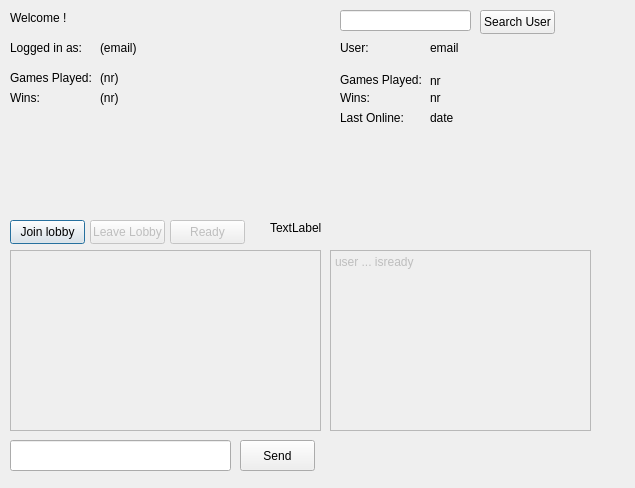
Old version of the form Triviador/TriviadorGUI/Triviador.ui in the repository stefandananau/Triviador.
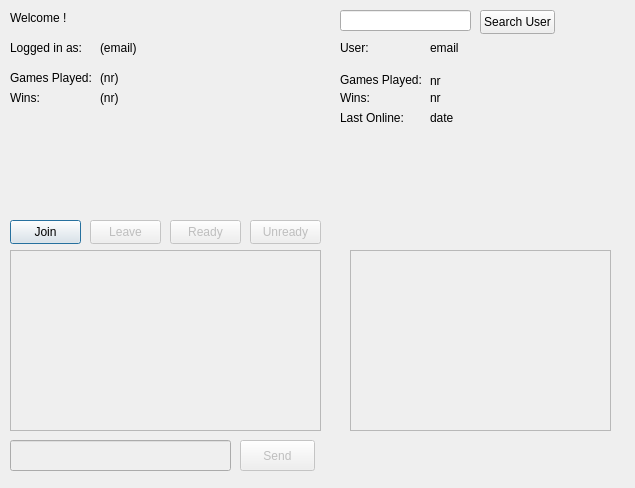
New version of the form.

Commit message: New lobby logic

The edit to the form file:
```diff
--- a/Triviador/TriviadorGUI/Triviador.ui
+++ b/Triviador/TriviadorGUI/Triviador.ui
@@ -18,12 +18,12 @@
     <rect>
      <x>10</x>
      <y>220</y>
-     <width>75</width>
+     <width>71</width>
      <height>24</height>
     </rect>
    </property>
    <property name="text">
-    <string>Join lobby</string>
+    <string>Join</string>
    </property>
   </widget>
   <widget class="QPushButton" name="readyButton">
@@ -34,7 +34,7 @@
     <rect>
      <x>170</x>
      <y>220</y>
-     <width>75</width>
+     <width>71</width>
      <height>24</height>
     </rect>
    </property>
@@ -255,12 +255,12 @@
     <rect>
      <x>90</x>
      <y>220</y>
-     <width>75</width>
+     <width>71</width>
      <height>24</height>
     </rect>
    </property>
    <property name="text">
-    <string>Leave Lobby</string>
+    <string>Leave</string>
    </property>
   </widget>
   <widget class="QTextEdit" name="textEdit">
@@ -287,6 +287,9 @@
    </property>
   </widget>
   <widget class="QLineEdit" name="lineEdit_2">
+   <property name="enabled">
+    <bool>false</bool>
+   </property>
    <property name="geometry">
     <rect>
      <x>10</x>
@@ -297,6 +300,9 @@
    </property>
   </widget>
   <widget class="QPushButton" name="pushButton_4">
+   <property name="enabled">
+    <bool>false</bool>
+   </property>
    <property name="geometry">
     <rect>
      <x>240</x>
@@ -309,13 +315,13 @@
     <string>Send</string>
    </property>
   </widget>
-  <widget class="QTextEdit" name="textEdit_2">
+  <widget class="QTextEdit" name="userLobbyText">
    <property name="enabled">
     <bool>false</bool>
    </property>
    <property name="geometry">
     <rect>
-     <x>330</x>
+     <x>350</x>
      <y>250</y>
      <width>261</width>
      <height>181</height>
@@ -329,20 +335,20 @@
 li.unchecked::marker { content: &quot;\2610&quot;; }
 li.checked::marker { content: &quot;\2612&quot;; }
 &lt;/style&gt;&lt;/head&gt;&lt;body style=&quot; font-family:'Segoe UI'; font-size:9pt; font-weight:400; font-style:normal;&quot;&gt;
-&lt;p style=&quot; margin-top:0px; margin-bottom:0px; margin-left:0px; margin-right:0px; -qt-block-indent:0; text-indent:0px;&quot;&gt;user ... isready&lt;/p&gt;&lt;/body&gt;&lt;/html&gt;</string>
+&lt;p style=&quot;-qt-paragraph-type:empty; margin-top:0px; margin-bottom:0px; margin-left:0px; margin-right:0px; -qt-block-indent:0; text-indent:0px;&quot;&gt;&lt;br /&gt;&lt;/p&gt;&lt;/body&gt;&lt;/html&gt;</string>
    </property>
   </widget>
   <widget class="QLabel" name="message">
    <property name="geometry">
     <rect>
-     <x>270</x>
-     <y>220</y>
+     <x>10</x>
+     <y>200</y>
      <width>311</width>
      <height>16</height>
     </rect>
    </property>
    <property name="text">
-    <string>TextLabel</string>
+    <string/>
    </property>
   </widget>
   <widget class="QLabel" name="label_16">
@@ -358,6 +364,22 @@
     <string>date</string>
    </property>
   </widget>
+  <widget class="QPushButton" name="unreadyButton">
+   <property name="enabled">
+    <bool>false</bool>
+   </property>
+   <property name="geometry">
+    <rect>
+     <x>250</x>
+     <y>220</y>
+     <width>71</width>
+     <height>24</height>
+    </rect>
+   </property>
+   <property name="text">
+    <string>Unready</string>
+   </property>
+  </widget>
  </widget>
  <resources/>
  <connections/>
```
The commit also changes 7 other files.
